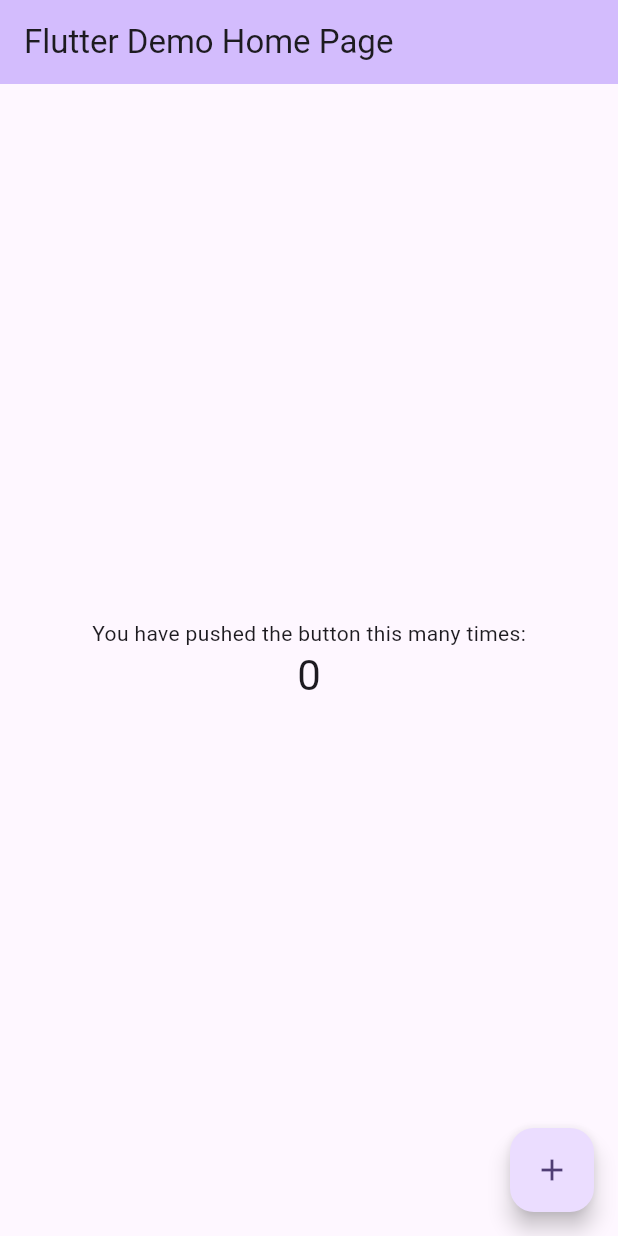
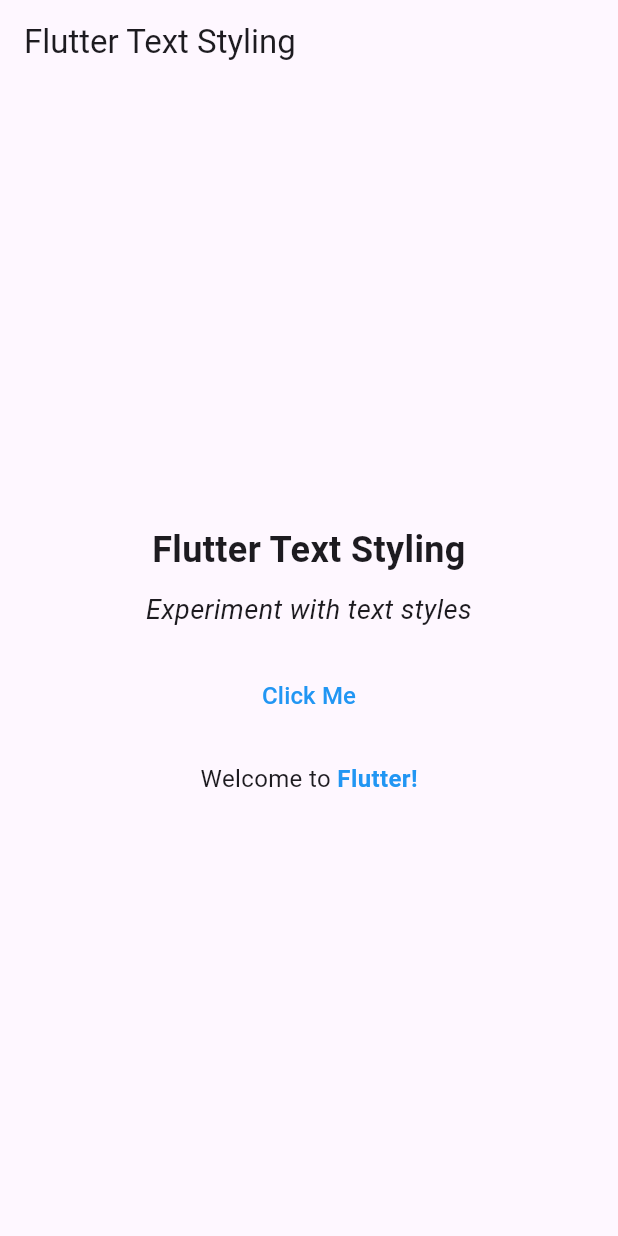
Before and after one commit to abdullahalmaruf1/live-test, a Flutter app: the screen it shows after launch, on a phone screen of 412 x 824 dp. Run offline on Flutter 3.47's test engine with Material 3 defaults, Android fonts, the phone set to English and light mode, and no system bars.

```diff
--- a/lib/main.dart
+++ b/lib/main.dart
@@ -5,121 +5,83 @@ void main() {
 }
 
 class MyApp extends StatelessWidget {
-  const MyApp({super.key});
+  const MyApp({Key? key}) : super(key: key);
 
-  // This widget is the root of your application.
   @override
   Widget build(BuildContext context) {
     return MaterialApp(
-      title: 'Flutter Demo',
-      theme: ThemeData(
-        // This is the theme of your application.
-        //
-        // TRY THIS: Try running your application with "flutter run". You'll see
-        // the application has a purple toolbar. Then, without quitting the app,
-        // try changing the seedColor in the colorScheme below to Colors.green
-        // and then invoke "hot reload" (save your changes or press the "hot
-        // reload" button in a Flutter-supported IDE, or press "r" if you used
-        // the command line to start the app).
-        //
-        // Notice that the counter didn't reset back to zero; the application
-        // state is not lost during the reload. To reset the state, use hot
-        // restart instead.
-        //
-        // This works for code too, not just values: Most code changes can be
-        // tested with just a hot reload.
-        colorScheme: ColorScheme.fromSeed(seedColor: Colors.deepPurple),
-        useMaterial3: true,
+      home: Scaffold(
+        appBar: AppBar(
+          title: const Text('Flutter Text Styling'),
         ),
-      home: const MyHomePage(title: 'Flutter Demo Home Page'),
+        body: const TextStylingScreen(),
+      ),
     );
   }
 }
 
-class MyHomePage extends StatefulWidget {
-  const MyHomePage({super.key, required this.title});
-
-  // This widget is the home page of your application. It is stateful, meaning
-  // that it has a State object (defined below) that contains fields that affect
-  // how it looks.
-
-  // This class is the configuration for the state. It holds the values (in this
-  // case the title) provided by the parent (in this case the App widget) and
-  // used by the build method of the State. Fields in a Widget subclass are
-  // always marked "final".
-
-  final String title;
-
-  @override
-  State<MyHomePage> createState() => _MyHomePageState();
-}
-
-class _MyHomePageState extends State<MyHomePage> {
-  int _counter = 0;
-
-  void _incrementCounter() {
-    setState(() {
-      // This call to setState tells the Flutter framework that something has
-      // changed in this State, which causes it to rerun the build method below
-      // so that the display can reflect the updated values. If we changed
-      // _counter without calling setState(), then the build method would not be
-      // called again, and so nothing would appear to happen.
-      _counter++;
-    });
-  }
+class TextStylingScreen extends StatelessWidget {
+  const TextStylingScreen({Key? key}) : super(key: key);
 
   @override
   Widget build(BuildContext context) {
-    // This method is rerun every time setState is called, for instance as done
-    // by the _incrementCounter method above.
-    //
-    // The Flutter framework has been optimized to make rerunning build methods
-    // fast, so that you can just rebuild anything that needs updating rather
-    // than having to individually change instances of widgets.
-    return Scaffold(
-      appBar: AppBar(
-        // TRY THIS: Try changing the color here to a specific color (to
-        // Colors.amber, perhaps?) and trigger a hot reload to see the AppBar
-        // change color while the other colors stay the same.
-        backgroundColor: Theme.of(context).colorScheme.inversePrimary,
-        // Here we take the value from the MyHomePage object that was created by
-        // the App.build method, and use it to set our appbar title.
-        title: Text(widget.title),
+    return Center(
+      child: Column(
+        mainAxisAlignment: MainAxisAlignment.center,
+        crossAxisAlignment: CrossAxisAlignment.center,
+        children: [
+          const Text(
+            'Flutter Text Styling',
+            style: TextStyle(
+              fontSize: 24,
+              fontWeight: FontWeight.bold,
             ),
-      body: Center(
-        // Center is a layout widget. It takes a single child and positions it
-        // in the middle of the parent.
-        child: Column(
-          // Column is also a layout widget. It takes a list of children and
-          // arranges them vertically. By default, it sizes itself to fit its
-          // children horizontally, and tries to be as tall as its parent.
-          //
-          // Column has various properties to control how it sizes itself and
-          // how it positions its children. Here we use mainAxisAlignment to
-          // center the children vertically; the main axis here is the vertical
-          // axis because Columns are vertical (the cross axis would be
-          // horizontal).
-          //
-          // TRY THIS: Invoke "debug painting" (choose the "Toggle Debug Paint"
-          // action in the IDE, or press "p" in the console), to see the
-          // wireframe for each widget.
-          mainAxisAlignment: MainAxisAlignment.center,
-          children: <Widget>[
+            textAlign: TextAlign.center,
+          ),
+          const SizedBox(height: 10),
           const Text(
-              'You have pushed the button this many times:',
+            'Experiment with text styles',
+            style: TextStyle(
+              fontSize: 18,
+              fontStyle: FontStyle.italic,
             ),
-            Text(
-              '$_counter',
-              style: Theme.of(context).textTheme.headlineMedium,
+            textAlign: TextAlign.center,
+          ),
+          const SizedBox(height: 20),
+          TextButton(
+            onPressed: () {
+              const snackBar = SnackBar(
+                content: Text('You clicked the button!'),
+              );
+              ScaffoldMessenger.of(context).showSnackBar(snackBar);
+            },
+            child: const Text(
+              'Click Me',
+              style: TextStyle(
+                fontSize: 16,
+                color: Colors.blue,
+              ),
+            ),
+          ),
+          const SizedBox(height: 20),
+          const Text.rich(
+            TextSpan(
+              text: 'Welcome to ',
+              style: TextStyle(fontSize: 16),
+              children: <TextSpan>[
+                TextSpan(
+                  text: 'Flutter!',
+                  style: TextStyle(
+                    fontSize: 16,
+                    fontWeight: FontWeight.bold,
+                    color: Colors.blue,
+                  ),
                 ),
               ],
             ),
           ),
-      floatingActionButton: FloatingActionButton(
-        onPressed: _incrementCounter,
-        tooltip: 'Increment',
-        child: const Icon(Icons.add),
-      ), // This trailing comma makes auto-formatting nicer for build methods.
+        ],
+      ),
     );
   }
 }
```
Lines whose indentation alone changed are shown as unchanged.
